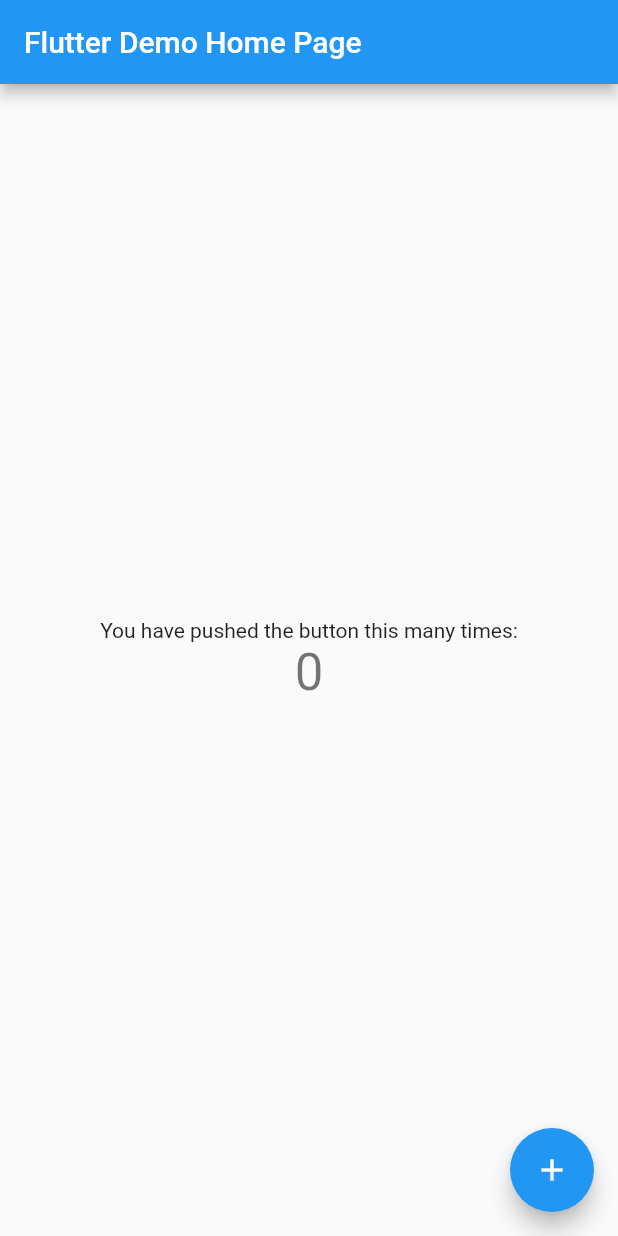
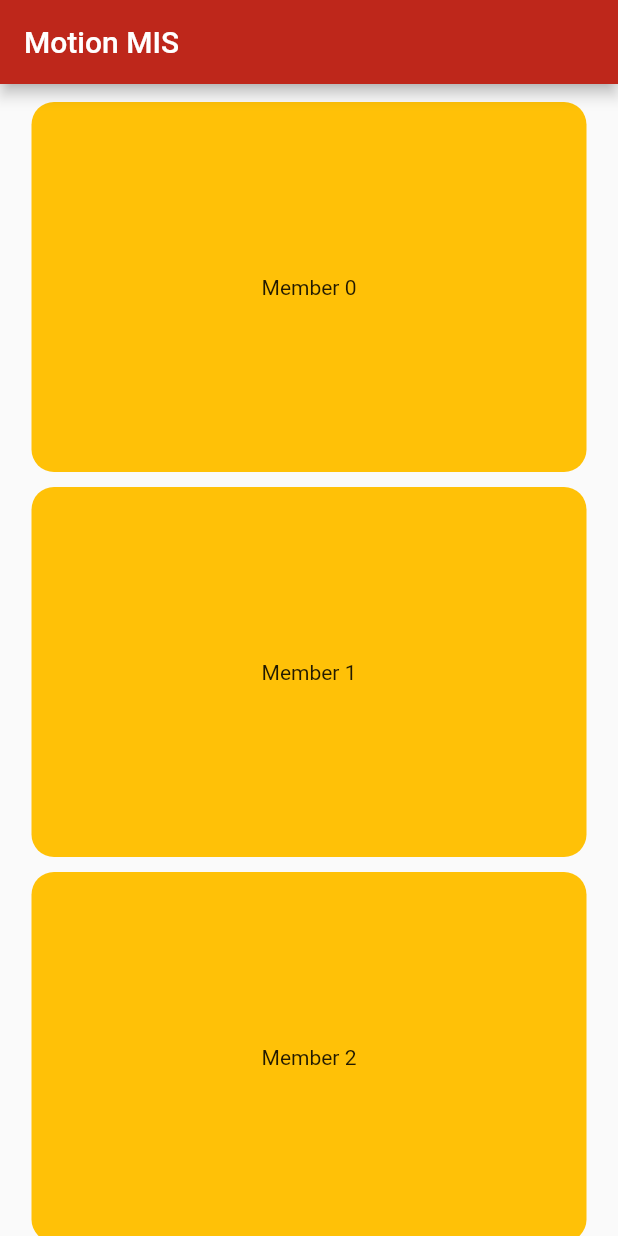
Before and after one commit to zackyfaqia/motion_mis, a Flutter app: the screen it shows after launch, on a phone screen of 412 x 824 dp. Run offline on Flutter 3.47's test engine with Material 2 defaults, Android fonts, the phone set to English and light mode, and no system bars; our stand-ins replace get, hexcolor.

Commit message:
create home screen

```diff
--- /dev/null
+++ b/flutter/lib/feature/home/my_home_page.dart
@@ -0,0 +1,71 @@
+import 'package:flutter/material.dart';
+import 'package:get/get.dart';
+
+class Member {
+  final int index;
+
+  Member(this.index);
+}
+
+class MyHomeController extends GetxController {
+  final members = List.generate(30, (index) => Member(index));
+}
+
+class MyHomePage extends GetResponsiveView {
+  MyHomePage({Key? key, required this.title}) : super(key: key);
+
+  final String title;
+
+  Widget createScreen(double paddingSide) {
+    return GetBuilder<MyHomeController>(
+      init: MyHomeController(),
+      builder: (ctlr) => Scaffold(
+        appBar: AppBar(
+          title: Text(title),
+        ),
+        body: GridView.builder(
+          padding: EdgeInsets.symmetric(
+            vertical: 12,
+            horizontal: paddingSide,
+          ),
+          gridDelegate: SliverGridDelegateWithMaxCrossAxisExtent(
+            maxCrossAxisExtent: 400,
+            childAspectRatio: 3 / 2,
+            crossAxisSpacing: 10,
+            mainAxisSpacing: 10,
+          ),
+          itemCount: ctlr.members.length,
+          itemBuilder: (ctx, idx) {
+            return Container(
+              alignment: Alignment.center,
+              child: Text('Member ${ctlr.members[idx].index}'),
+              decoration: BoxDecoration(
+                color: Colors.amber,
+                borderRadius: BorderRadius.circular(15),
+              ),
+            );
+          },
+        ),
+      ),
+    );
+  }
+
+  @override
+  Widget? builder() {
+    print('width: builder ${Get.width}');
+    return createScreen(21);
+  }
+
+  @override
+  Widget? desktop() {
+    final screenIsSmall = Get.width < 1200;
+    final dynamicPadding = (Get.width - 1200) / 2;
+    final paddingSide = screenIsSmall ? 21.0 : 21 + dynamicPadding;
+    return createScreen(paddingSide);
+  }
+
+  @override
+  Widget? phone() {
+    return createScreen(21);
+  }
+}
--- a/flutter/lib/main.dart
+++ b/flutter/lib/main.dart
@@ -1,113 +1,19 @@
 import 'package:flutter/material.dart';
+import 'package:get/get.dart';
+import 'package:motion_mis/feature/home/my_home_page.dart';
+import 'package:motion_mis/motion_color.dart';
 
-void main() {
-  runApp(MyApp());
-}
+void main() => runApp(MyApp());
 
 class MyApp extends StatelessWidget {
-  // This widget is the root of your application.
   @override
   Widget build(BuildContext context) {
-    return MaterialApp(
-      title: 'Flutter Demo',
+    return GetMaterialApp(
+      title: 'Motion MIS',
       theme: ThemeData(
-        // This is the theme of your application.
-        //
-        // Try running your application with "flutter run". You'll see the
-        // application has a blue toolbar. Then, without quitting the app, try
-        // changing the primarySwatch below to Colors.green and then invoke
-        // "hot reload" (press "r" in the console where you ran "flutter run",
-        // or simply save your changes to "hot reload" in a Flutter IDE).
-        // Notice that the counter didn't reset back to zero; the application
-        // is not restarted.
-        primarySwatch: Colors.blue,
+        primaryColor: MotionColor.RED,
       ),
-      home: MyHomePage(title: 'Flutter Demo Home Page'),
+      home: MyHomePage(title: 'Motion MIS'),
     );
   }
 }
-
-class MyHomePage extends StatefulWidget {
-  MyHomePage({Key? key, required this.title}) : super(key: key);
-
-  // This widget is the home page of your application. It is stateful, meaning
-  // that it has a State object (defined below) that contains fields that affect
-  // how it looks.
-
-  // This class is the configuration for the state. It holds the values (in this
-  // case the title) provided by the parent (in this case the App widget) and
-  // used by the build method of the State. Fields in a Widget subclass are
-  // always marked "final".
-
-  final String title;
-
-  @override
-  _MyHomePageState createState() => _MyHomePageState();
-}
-
-class _MyHomePageState extends State<MyHomePage> {
-  int _counter = 0;
-
-  void _incrementCounter() {
-    setState(() {
-      // This call to setState tells the Flutter framework that something has
-      // changed in this State, which causes it to rerun the build method below
-      // so that the display can reflect the updated values. If we changed
-      // _counter without calling setState(), then the build method would not be
-      // called again, and so nothing would appear to happen.
-      _counter++;
-    });
-  }
-
-  @override
-  Widget build(BuildContext context) {
-    // This method is rerun every time setState is called, for instance as done
-    // by the _incrementCounter method above.
-    //
-    // The Flutter framework has been optimized to make rerunning build methods
-    // fast, so that you can just rebuild anything that needs updating rather
-    // than having to individually change instances of widgets.
-    return Scaffold(
-      appBar: AppBar(
-        // Here we take the value from the MyHomePage object that was created by
-        // the App.build method, and use it to set our appbar title.
-        title: Text(widget.title),
-      ),
-      body: Center(
-        // Center is a layout widget. It takes a single child and positions it
-        // in the middle of the parent.
-        child: Column(
-          // Column is also a layout widget. It takes a list of children and
-          // arranges them vertically. By default, it sizes itself to fit its
-          // children horizontally, and tries to be as tall as its parent.
-          //
-          // Invoke "debug painting" (press "p" in the console, choose the
-          // "Toggle Debug Paint" action from the Flutter Inspector in Android
-          // Studio, or the "Toggle Debug Paint" command in Visual Studio Code)
-          // to see the wireframe for each widget.
-          //
-          // Column has various properties to control how it sizes itself and
-          // how it positions its children. Here we use mainAxisAlignment to
-          // center the children vertically; the main axis here is the vertical
-          // axis because Columns are vertical (the cross axis would be
-          // horizontal).
-          mainAxisAlignment: MainAxisAlignment.center,
-          children: <Widget>[
-            Text(
-              'You have pushed the button this many times:',
-            ),
-            Text(
-              '$_counter',
-              style: Theme.of(context).textTheme.headline4,
-            ),
-          ],
-        ),
-      ),
-      floatingActionButton: FloatingActionButton(
-        onPressed: _incrementCounter,
-        tooltip: 'Increment',
-        child: Icon(Icons.add),
-      ), // This trailing comma makes auto-formatting nicer for build methods.
-    );
-  }
-}
--- /dev/null
+++ b/flutter/lib/motion_color.dart
@@ -0,0 +1,5 @@
+import 'package:hexcolor/hexcolor.dart';
+
+class MotionColor {
+  static final RED = HexColor("#BE271B");
+}
```
Also changed, not shown: flutter/pubspec.yaml (+3 -39 lines), flutter/pubspec.lock, 3 other files.
